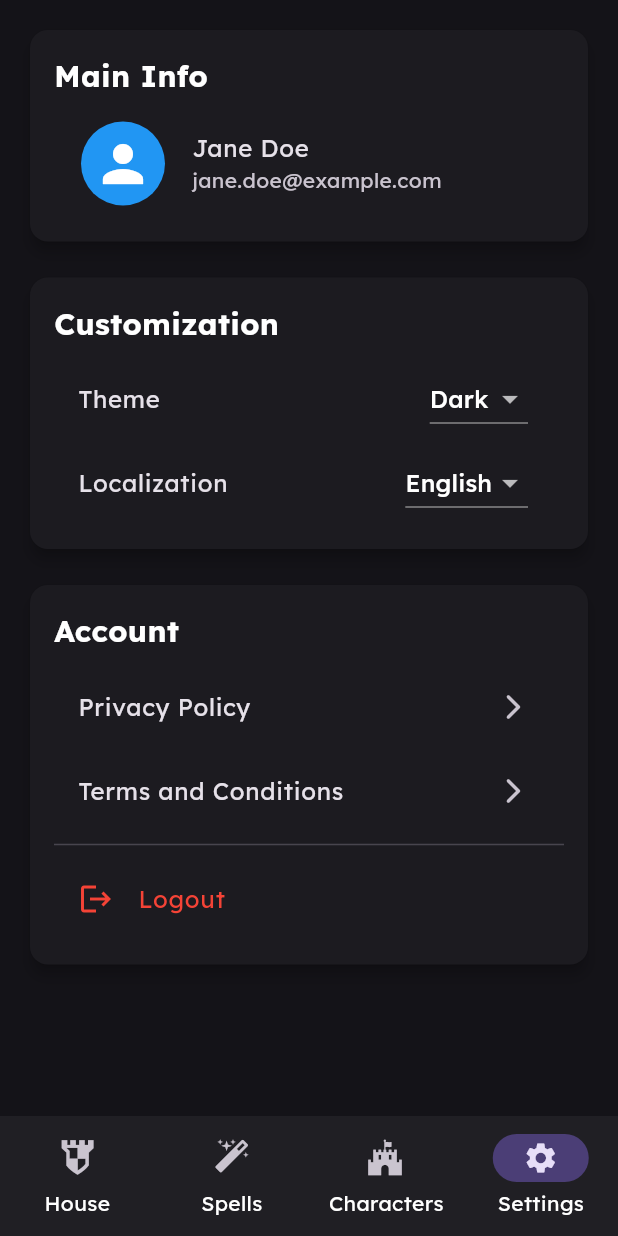
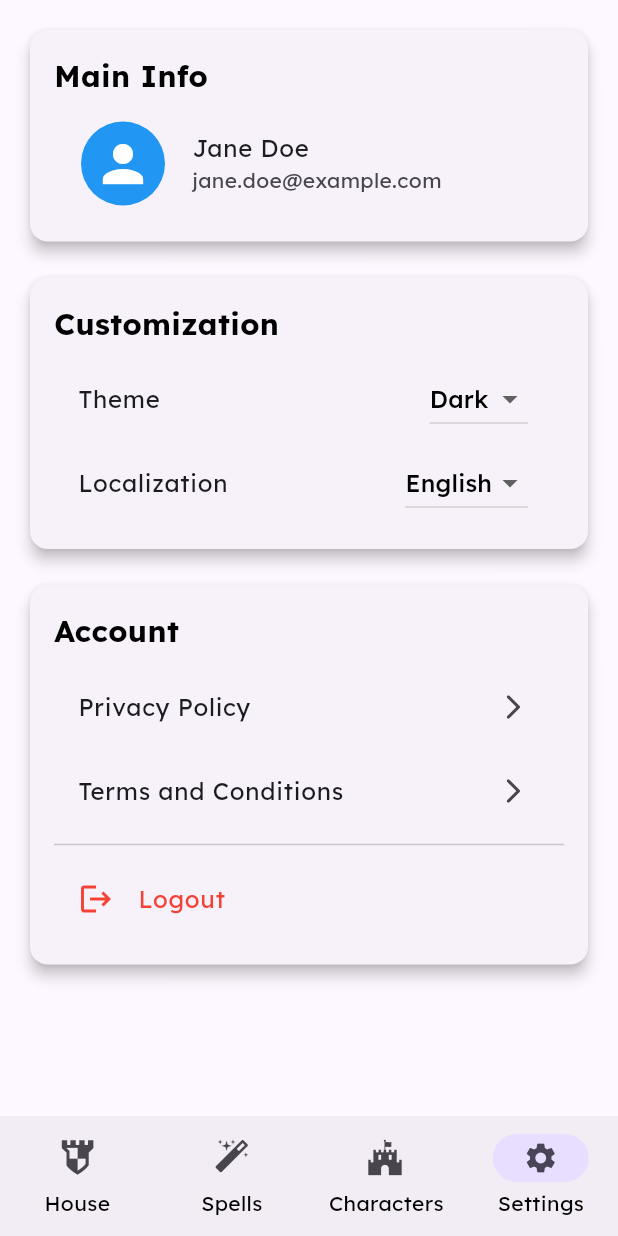
Before and after one commit to dAnastasiia/daily-hogwarts, a Flutter app: the screen it shows after launch, item 4 of the bottom bar chosen, after a tap on "Logout", on a phone screen of 412 x 824 dp. Run offline on Flutter 3.47's test engine with Material 3 defaults, Android fonts, the phone set to English and light mode, and no system bars; our stand-ins replace flutter_card_swiper, go_router, google_fonts; network calls fail.

```diff
--- a/analysis_options.yaml
+++ b/analysis_options.yaml
@@ -32,6 +32,5 @@ linter:
     directives_ordering: true
     # avoid_print: false  # Uncomment to disable the `avoid_print` rule
     # prefer_single_quotes: true  # Uncomment to enable the `prefer_single_quotes` rule
-
 # Additional information about this file can be found at
 # https://dart.dev/guides/language/analysis-options
--- /dev/null
+++ b/lib/core/model/auth_view_model.dart
@@ -0,0 +1,23 @@
+import 'package:flutter/material.dart';
+
+// * It will be replaced with the real authorization logic later
+class AuthViewModel extends ChangeNotifier {
+  bool _isAuthenticated = true;
+
+  bool get isAuthenticated => _isAuthenticated;
+
+  void login() {
+    _isAuthenticated = true;
+    notifyListeners();
+  }
+
+  void signup() {
+    _isAuthenticated = true;
+    notifyListeners();
+  }
+
+  void logout() {
+    _isAuthenticated = false;
+    notifyListeners();
+  }
+}
--- /dev/null
+++ b/lib/core/model/theme_view_model.dart
@@ -0,0 +1,12 @@
+import 'package:flutter/material.dart';
+
+class ThemeViewModel with ChangeNotifier {
+  ThemeMode _themeMode = ThemeMode.system;
+
+  ThemeMode get themeMode => _themeMode;
+
+  void setThemeMode(ThemeMode mode) {
+    _themeMode = mode;
+    notifyListeners();
+  }
+}
--- a/lib/features/settings/ui/account.dart
+++ b/lib/features/settings/ui/account.dart
@@ -1,12 +1,15 @@
+import 'package:daily_hogwarts/core/model/auth_view_model.dart';
 import 'package:daily_hogwarts/core/ui/custom_card.dart';
 import 'package:flutter/material.dart';
+import 'package:provider/provider.dart';
 
 class Account extends StatelessWidget {
   const Account({super.key});
 
   @override
   Widget build(BuildContext context) {
-    return CustomCard(
+    return Consumer<AuthViewModel>(
+      builder: (_, authProvider, __) => CustomCard(
         title: 'Account',
         children: [
           _MenuItem(
@@ -26,9 +29,13 @@ class Account extends StatelessWidget {
               ),
             ),
             leading: const Icon(Icons.logout, color: Colors.red),
-          onTap: () {},
+            onTap: () {
+              // * Success logout imitation
+              authProvider.logout();
+            },
           ),
         ],
+      ),
     );
   }
 }
--- a/lib/features/settings/ui/customization.dart
+++ b/lib/features/settings/ui/customization.dart
@@ -1,31 +1,29 @@
-import 'package:daily_hogwarts/core/model/theme_inherited_widget.dart';
+import 'package:daily_hogwarts/core/model/theme_view_model.dart';
 import 'package:daily_hogwarts/core/ui/custom_card.dart';
 import 'package:daily_hogwarts/core/ui/custom_dropdown.dart';
 import 'package:flutter/material.dart';
+import 'package:provider/provider.dart';
 
 class Customization extends StatelessWidget {
   const Customization({super.key});
 
   @override
   Widget build(BuildContext context) {
-    final ThemeNotifier themeNotifier =
-        ThemeInheritedWidget.of(context).themeNotifier;
+    final ThemeViewModel themeViewMode = context.watch<ThemeViewModel>();
 
-    return ValueListenableBuilder<ThemeMode>(
-      valueListenable: themeNotifier,
-      builder: (context, themeMode, child) {
     return CustomCard(
       title: 'Customization',
       children: [
         ListTile(
           title: const Text('Theme'),
           trailing: CustomDropdown(
-                value: themeMode == ThemeMode.light ? "Light" : "Dark",
+            value:
+                themeViewMode.themeMode == ThemeMode.light ? "Light" : "Dark",
             items: const ['Light', 'Dark'],
             onChanged: (newValue) {
               final newTheme =
                   newValue == "Light" ? ThemeMode.light : ThemeMode.dark;
-                  themeNotifier.switchTheme(newTheme);
+              themeViewMode.setThemeMode(newTheme);
             },
           ),
         ),
@@ -39,7 +37,5 @@ class Customization extends StatelessWidget {
         ),
       ],
     );
-      },
-    );
   }
 }
--- a/lib/features/spells/spells_page.dart
+++ b/lib/features/spells/spells_page.dart
@@ -8,8 +8,7 @@ class SpellsPage extends StatelessWidget {
 
   @override
   Widget build(BuildContext context) {
-    return Flexible(
-      child: CardSwiper(
+    return CardSwiper(
       cardsCount: spells.length,
       allowedSwipeDirection: const AllowedSwipeDirection.symmetric(
         horizontal: true,
@@ -22,7 +21,6 @@ class SpellsPage extends StatelessWidget {
           description: "Summons objects",
         ),
       ),
-      ),
     );
   }
 }
--- a/lib/main.dart
+++ b/lib/main.dart
@@ -1,4 +1,5 @@
-import 'package:daily_hogwarts/core/model/theme_inherited_widget.dart';
+import 'package:daily_hogwarts/core/model/auth_view_model.dart';
+import 'package:daily_hogwarts/core/model/theme_view_model.dart';
 import 'package:daily_hogwarts/core/ui/custom_navigation_bar.dart';
 import 'package:daily_hogwarts/core/utils/styles.dart';
 import 'package:daily_hogwarts/features/characters/characters_page.dart';
@@ -7,10 +8,19 @@ import 'package:daily_hogwarts/features/settings/settings_page.dart';
 import 'package:daily_hogwarts/features/spells/spells_page.dart';
 import 'package:flutter/material.dart';
 import 'package:google_fonts/google_fonts.dart';
+import 'package:provider/provider.dart';
 
 void main() {
   runApp(
-    ThemeInheritedWidget(
+    MultiProvider(
+      providers: [
+        ChangeNotifierProvider(
+          create: (_) => ThemeViewModel(),
+        ),
+        ChangeNotifierProvider(
+          create: (_) => AuthViewModel(),
+        ),
+      ],
       child: const MyApp(),
     ),
   );
@@ -21,12 +31,8 @@ class MyApp extends StatelessWidget {
 
   @override
   Widget build(BuildContext context) {
-    final ThemeNotifier themeNotifier =
-        ThemeInheritedWidget.of(context).themeNotifier;
+    final ThemeMode themeMode = context.watch<ThemeViewModel>().themeMode;
 
-    return ValueListenableBuilder<ThemeMode>(
-      valueListenable: themeNotifier,
-      builder: (context, themeMode, ___) {
     return MaterialApp(
       title: 'Daily Hogwarts',
       themeMode: themeMode,
@@ -62,8 +68,6 @@ class MyApp extends StatelessWidget {
         ),
       ),
       home: const MainContainer(),
-        );
-      },
     );
   }
 }
--- a/pubspec.yaml
+++ b/pubspec.yaml
@@ -40,6 +40,8 @@ dependencies:
   cached_network_image: ^3.3.1
   flutter_card_swiper: ^7.0.1
   provider: ^6.1.2
+  go_router: ^14.2.7
+  url_strategy: ^0.3.0
 
 dev_dependencies:
   flutter_test:
@@ -63,6 +65,7 @@ flutter:
   uses-material-design: true
 
   assets:
+    - assets/images/houses/
     - assets/images/
   # For details regarding adding assets from package dependencies, see
   # https://flutter.dev/assets-and-images/#from-packages
```
Also changed, not shown: lib/core/ui/auth_scaffold.dart (added, +26 -0 lines), lib/core/ui/prettified_field_value.dart (+8 -2 lines), lib/features/auth/login_page.dart (+10 -3 lines), lib/features/auth/signup_page.dart (+15 -2 lines), lib/features/characters/characters_page.dart (+13 -11 lines), lib/features/characters/ui/character_list.dart (deleted, +0 -27 lines), pubspec.lock. Lines whose indentation alone changed are shown as unchanged.
